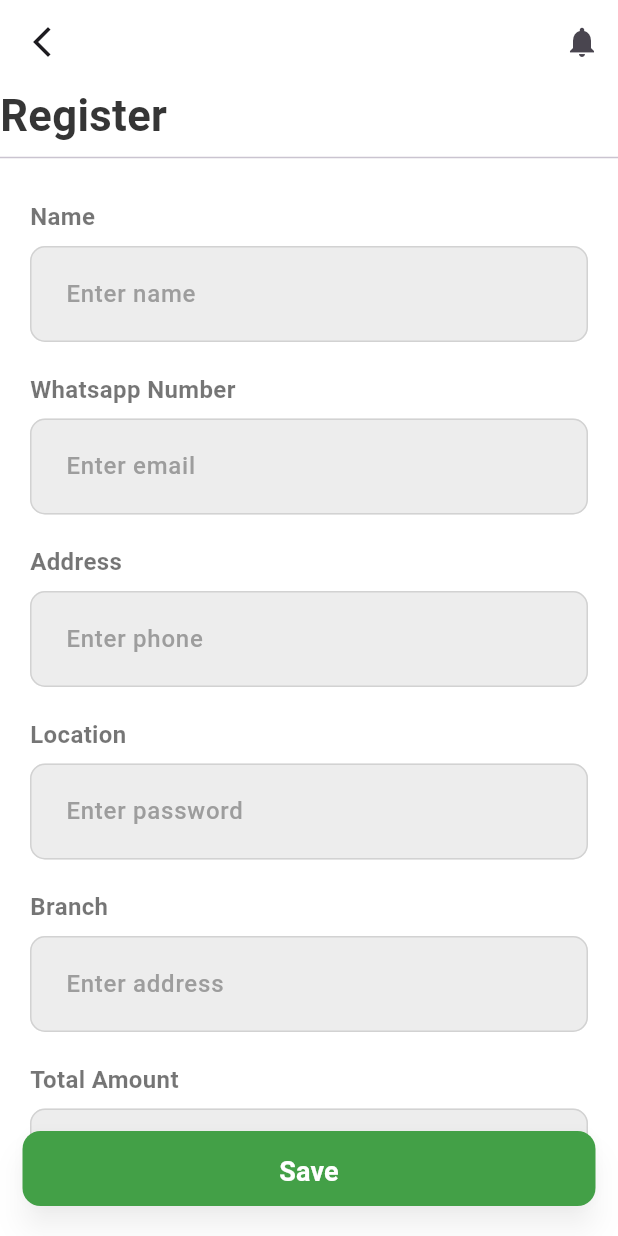
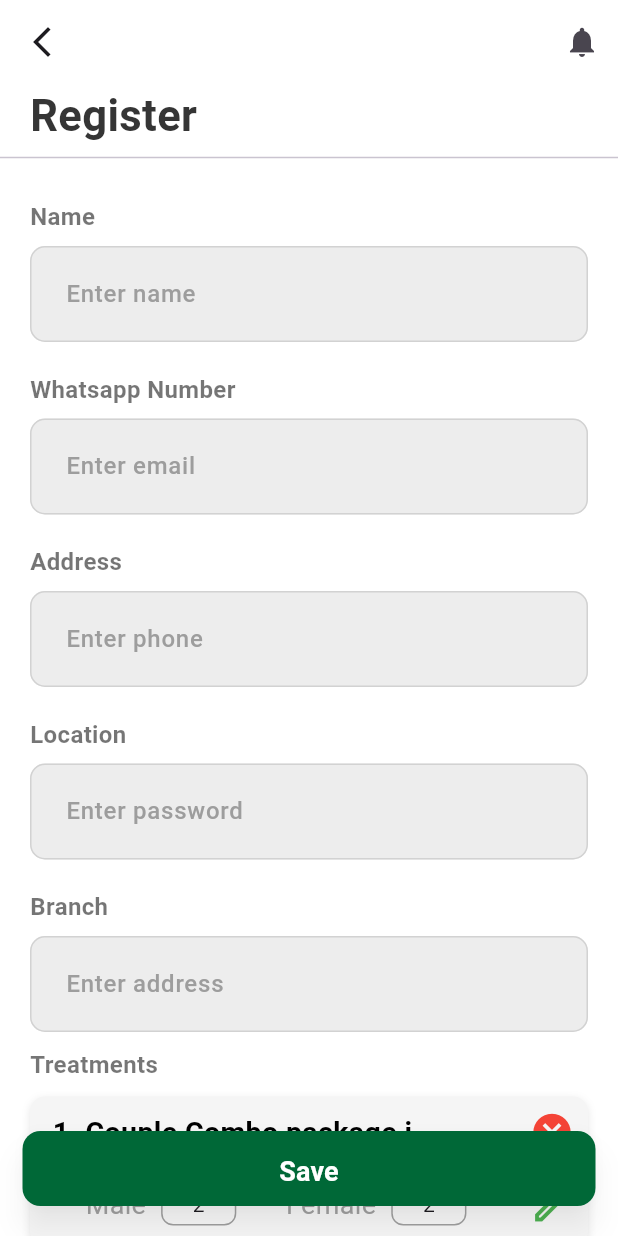
Before and after one commit to adnanpanakkad/Ayur_Care, a Flutter app: the HomeScreen screen opened directly, after a tap on "Register Now", on a phone screen of 412 x 824 dp. Run offline on Flutter 3.47's test engine with Material 3 defaults, Android fonts, the phone set to English and light mode, and no system bars; Roboto replaces fonts that are missing (Urbanist).

Commit message:
(update): design register screen layout

```diff
--- a/lib/screens/home_screen.dart
+++ b/lib/screens/home_screen.dart
@@ -1,6 +1,8 @@
 import 'package:ayur_care/screens/register_screen.dart';
 import 'package:ayur_care/utils/app_colors.dart';
+import 'package:ayur_care/utils/app_text_styles.dart';
 import 'package:ayur_care/widgets/common/custom_appbar.dart';
+import 'package:ayur_care/widgets/home/drop_down.dart';
 import 'package:ayur_care/widgets/home/homecard.dart';
 import 'package:ayur_care/widgets/login/custom_buttom.dart';
 import 'package:flutter/material.dart';
@@ -40,30 +42,41 @@ class HomeScreen extends StatelessWidget {
                         ),
                         // Search button as a container
                         Container(
-                          padding: const EdgeInsets.all(12),
+                            height: 48,
+                            width: 100,
+                            //padding: const EdgeInsets.all(12),
                             margin: const EdgeInsets.only(left: 8),
                             decoration: BoxDecoration(
-                            color:
-                                Appcolor.buttonColor, // Button background color
+                              color: Appcolor
+                                  .buttonColor, // Button background color
                               borderRadius:
                                   BorderRadius.circular(8), // Rounded corners
                             ),
-                          child: GestureDetector(
-                            onTap: () {
-                              // Handle search action here
-                            },
-                            child: const Icon(
-                              Icons.search,
-                              color: Colors.white, // Icon color
-                            ),
-                          ),
-                        ),
+                            child: TextButton(
+                                onPressed: () {},
+                                child: const Text(
+                                  'search',
+                                  style:
+                                      TextStyle(color: Appcolor.primaryColor),
+                                ))),
                       ],
                     ),
                     const SizedBox(height: 20),
-
+                    const Row(
+                      mainAxisAlignment: MainAxisAlignment.spaceBetween,
+                      children: [
+                        Text(
+                          'Sort by:',
+                          style: CustomTextStyle.buttonTextStyle,
+                        ),
+                        DropdownButtons(),
+                      ],
+                    ),
+                    const Divider(),
                     // Cards in the body
-                    const Column(
+                    const Padding(
+                      padding: EdgeInsets.only(left: 10, right: 10),
+                      child: Column(
                         children: [
                           Homecard(
                             date: '12.10.2003',
@@ -79,6 +92,7 @@ class HomeScreen extends StatelessWidget {
                           ),
                         ],
                       ),
+                    ),
                   ],
                 ),
               ),
@@ -91,8 +105,10 @@ class HomeScreen extends StatelessWidget {
             child: CustomButton(
               text: 'Register Now',
               onTap: () {
-                Navigator.push(context,
-                    MaterialPageRoute(builder: (context) => RegisterScreen()));
+                Navigator.push(
+                    context,
+                    MaterialPageRoute(
+                        builder: (context) => const RegisterScreen()));
               },
             ),
           ),
--- a/lib/screens/login_screen.dart
+++ b/lib/screens/login_screen.dart
@@ -66,10 +66,10 @@ class LoginScreen extends StatelessWidget {
                                 // loginController.loginUser(context);
                                 Navigator.of(context).push(
                                   MaterialPageRoute(
-                                      builder: (context) => HomeScreen()),
+                                      builder: (context) => const HomeScreen()),
                                 );
                               }),
-                          const SizedBox(height: 70),
+                          const SizedBox(height: 50),
                           CustomTextStyle.getDoctorDescription(),
                         ],
                       ),
--- a/lib/screens/register_screen.dart
+++ b/lib/screens/register_screen.dart
@@ -1,9 +1,11 @@
 import 'package:ayur_care/utils/app_colors.dart';
 import 'package:ayur_care/utils/app_text_styles.dart';
 import 'package:ayur_care/widgets/common/custom_appbar.dart';
-import 'package:ayur_care/widgets/home/radio_button.dart';
+import 'package:ayur_care/widgets/home/drop_down.dart';
+import 'package:ayur_care/widgets/register/radio_button.dart';
 import 'package:ayur_care/widgets/login/custom_buttom.dart';
 import 'package:ayur_care/widgets/login/custom_textfeid.dart';
+import 'package:ayur_care/widgets/register/treatment_picker.dart';
 import 'package:flutter/material.dart';
 
 class RegisterScreen extends StatelessWidget {
@@ -21,9 +23,12 @@ class RegisterScreen extends StatelessWidget {
             child: Column(
               crossAxisAlignment: CrossAxisAlignment.start,
               children: [
-                Text(
-                  'Register',
-                  style: CustomTextStyle.highboldTxtStyle,
+                Padding(
+                  padding: EdgeInsets.symmetric(horizontal: 20.0),
+                  child: Text(
+                    'Register',
+                    style: CustomTextStyle.highboldTxtStyle,
+                  ),
                 ),
                 Divider(),
                 SizedBox(height: 10),
@@ -43,25 +48,25 @@ class RegisterScreen extends StatelessWidget {
                           hintText: 'Enter password', labelText: 'Location'),
                       CustomTextfield(
                           hintText: 'Enter address', labelText: 'Branch'),
-                      CustomTextfield(
-                          hintText: 'Enter city', labelText: 'Total Amount'),
-                      CustomTextfield(
-                          hintText: 'Enter state',
-                          labelText: 'Discount Amount'),
+                      Text(
+                        'Treatments',
+                        style: CustomTextStyle.textFieldlabelstyle,
+                      ),
+                      TreatmentPicker(),
+                      CustomTextfield(labelText: 'Total Amount'),
+                      CustomTextfield(labelText: 'Discount Amount'),
                       Text(
                         'Payment Option',
                         style: CustomTextStyle.textFieldlabelstyle,
                       ),
                       RadioButton(),
-                      CustomTextfield(
-                          hintText: 'Enter zip code',
-                          labelText: 'Advance Amount'),
-                      CustomTextfield(
-                          hintText: 'Enter country',
-                          labelText: 'Balance Amount'),
-                      CustomTextfield(
-                          hintText: 'Enter profession',
-                          labelText: 'Treatment Date'),
+                      CustomTextfield(labelText: 'Advance Amount'),
+                      CustomTextfield(labelText: 'Balance Amount'),
+                      Row(
+                        children: [
+                          DropdownButtons(),
+                        ],
+                      ),
                       SizedBox(height: 80),
                     ],
                   ),
--- a/lib/screens/splash_screen.dart
+++ b/lib/screens/splash_screen.dart
@@ -16,7 +16,7 @@ class _SplashScreenState extends State<SplashScreen> {
   }
 
   void _navigateToHome() async {
-    await Future.delayed(const Duration(seconds: 2)); // Splash duration
+    await Future.delayed(const Duration(seconds: 3)); // Splash duration
     Navigator.pushReplacement(
       context,
       MaterialPageRoute(builder: (context) => LoginScreen()),
--- a/lib/utils/app_colors.dart
+++ b/lib/utils/app_colors.dart
@@ -2,5 +2,5 @@ import 'package:flutter/material.dart';
 
 class Appcolor {
   static const Color primaryColor = Colors.white;
-  static  Color buttonColor = Colors.green.shade600;
+  static Color buttonColor = const Color(0xFF006837);
 }
--- a/lib/utils/app_text_styles.dart
+++ b/lib/utils/app_text_styles.dart
@@ -6,8 +6,8 @@ class CustomTextStyle {
   static const TextStyle buttonTextStyle = TextStyle(
       fontSize: 17, fontWeight: FontWeight.w600, fontFamily: "Urbanist");
   static const TextStyle containerTextStyle = TextStyle(
-      color: Colors.grey,
-      fontSize: 17,
+      color: Colors.black,
+      fontSize: 19,
       fontWeight: FontWeight.w600,
       fontFamily: "Urbanist");
 
@@ -32,9 +32,9 @@ class CustomTextStyle {
       fontWeight: FontWeight.w500,
       fontFamily: "Urbanist");
   static const TextStyle textFieldlabelstyle = TextStyle(
-      color: Colors.black54,
+      color: Color.fromARGB(137, 0, 0, 0),
       fontSize: 16,
-      fontWeight: FontWeight.w500,
+      fontWeight: FontWeight.bold,
       fontFamily: "Urbanist");
   static getDoctorDescription() {
     return const Text.rich(
--- /dev/null
+++ b/lib/widgets/home/drop_down.dart
@@ -0,0 +1,51 @@
+import 'package:flutter/material.dart';
+
+class DropdownButtons extends StatelessWidget {
+  const DropdownButtons({super.key});
+
+  @override
+  Widget build(BuildContext context) {
+    List<String> options = <String>['One', 'Two', 'Three', 'Four'];
+    String dropdownValue = 'One';
+
+    return Container(
+      width: 200,
+      decoration: BoxDecoration(
+        color: Colors.white,
+        borderRadius: BorderRadius.circular(30),
+        border: Border.all(
+          color: Colors.grey, // Border color
+          width: 1.0, // Border width
+        ),
+      ),
+      padding: const EdgeInsets.symmetric(horizontal: 10),
+      child: DropdownButton<String>(
+        value: dropdownValue,
+        onChanged: (String? value) {
+          // Since it's a StatelessWidget, you would typically handle state in a parent widget or via a controller
+        },
+        underline: const SizedBox(),
+        isExpanded: true,
+        style: const TextStyle(color: Colors.black),
+        dropdownColor: Colors.white,
+        icon: const Icon(Icons.keyboard_arrow_down, color: Colors.black),
+        selectedItemBuilder: (BuildContext context) {
+          return options.map((String value) {
+            return Align(
+              alignment: Alignment.centerLeft,
+              child: Text(
+                dropdownValue,
+              ),
+            );
+          }).toList();
+        },
+        items: options.map<DropdownMenuItem<String>>((String value) {
+          return DropdownMenuItem<String>(
+            value: value,
+            child: Text(value),
+          );
+        }).toList(),
+      ),
+    );
+  }
+}
--- a/lib/widgets/home/homecard.dart
+++ b/lib/widgets/home/homecard.dart
@@ -1,6 +1,5 @@
 import 'package:ayur_care/screens/booking_detail_screen.dart';
-import 'package:ayur_care/screens/register_screen.dart';
-import 'package:ayur_care/widgets/home/popup.dart';
+import 'package:ayur_care/utils/app_colors.dart';
 import 'package:flutter/material.dart';
 
 class Homecard extends StatelessWidget {
@@ -19,13 +18,13 @@ class Homecard extends StatelessWidget {
   @override
   Widget build(BuildContext context) {
     return Card(
-      color: Colors.white10,
+      color: const Color(0xFFF1F1F1),
       shape: RoundedRectangleBorder(
         borderRadius: BorderRadius.circular(15.0),
       ),
       elevation: 1,
       child: Padding(
-        padding: const EdgeInsets.all(16.0),
+        padding: const EdgeInsets.all(10.0),
         child: Column(
           mainAxisSize: MainAxisSize.min,
           children: [
@@ -47,7 +46,8 @@ class Homecard extends StatelessWidget {
                         padding: const EdgeInsets.only(left: 15.0),
                         child: Text(
                           content!,
-                          style: const TextStyle(
+                          style: TextStyle(
+                            color: Appcolor.buttonColor,
                             fontSize: 18,
                           ),
                         ),
@@ -65,11 +65,19 @@ class Homecard extends StatelessWidget {
                 children: [
                   Row(
                     children: [
-                      const Icon(Icons.calendar_today, size: 16),
+                      const Icon(
+                        Icons.calendar_today_rounded,
+                        size: 16,
+                        color: Colors.red,
+                      ),
                       const SizedBox(width: 5),
                       Text(date!),
                       const SizedBox(width: 40),
-                      const Icon(Icons.group, size: 16),
+                      const Icon(
+                        Icons.group_outlined,
+                        size: 16,
+                        color: Colors.red,
+                      ),
                       const SizedBox(width: 5),
                       Text(time!),
                     ],
@@ -77,26 +85,28 @@ class Homecard extends StatelessWidget {
                 ],
               ),
             ),
-            const SizedBox(height: 20),
+            Column(
+              children: [
+                Divider(),
                 Row(
+                  mainAxisAlignment: MainAxisAlignment.spaceBetween,
                   children: [
-                Expanded(
-                  child: ElevatedButton(
-                    onPressed: () async {
+                    Text('View Booking details'),
+                    IconButton(
+                        onPressed: () {
                           Navigator.push(
                               context,
                               MaterialPageRoute(
                                   builder: (context) => BookingDetailScreen()));
                         },
-                    style: ElevatedButton.styleFrom(
-                      foregroundColor: Colors.black,
-                      backgroundColor: Colors.grey[300],
-                    ),
-                    child: const Text('Cancel'),
-                  ),
-                ),
+                        icon: Icon(
+                          Icons.arrow_forward_ios_outlined,
+                          color: Appcolor.buttonColor,
+                        )),
                   ],
-            ),
+                )
+              ],
+            )
           ],
         ),
       ),
--- a/lib/widgets/home/radio_button.dart
+++ b/lib/widgets/register/radio_button.dart
@@ -13,7 +13,6 @@ class _RadioButtonState extends State<RadioButton> {
   @override
   Widget build(BuildContext context) {
     return Row(
-      mainAxisAlignment: MainAxisAlignment.spaceBetween, // Space buttons evenly
       children: [
         Expanded(
           child: RadioListTile<String>(
@@ -25,31 +24,33 @@ class _RadioButtonState extends State<RadioButton> {
                 _selectedValue = value!;
               });
             },
+            contentPadding: EdgeInsets.zero, // Removes extra padding
           ),
         ),
-        SizedBox(width: 10),
         Expanded(
           child: RadioListTile<String>(
-            title: const Text('card'),
-            value: 'card',
+            title: const Text('Card'),
+            value: 'Card',
             groupValue: _selectedValue,
             onChanged: (value) {
               setState(() {
                 _selectedValue = value!;
               });
             },
+            contentPadding: EdgeInsets.zero, // Removes extra padding
           ),
         ),
         Expanded(
           child: RadioListTile<String>(
-            title: const Text('Upi'),
-            value: 'Upi',
+            title: const Text('UPI'),
+            value: 'UPI',
             groupValue: _selectedValue,
             onChanged: (value) {
               setState(() {
                 _selectedValue = value!;
               });
             },
+            contentPadding: EdgeInsets.zero, // Removes extra padding
           ),
         ),
       ],
--- /dev/null
+++ b/lib/widgets/register/treatment_picker.dart
@@ -0,0 +1,126 @@
+import 'package:ayur_care/utils/app_text_styles.dart';
+import 'package:flutter/material.dart';
+
+class TreatmentPicker extends StatelessWidget {
+  const TreatmentPicker({super.key});
+
+  @override
+  Widget build(BuildContext context) {
+    return Column(
+      crossAxisAlignment: CrossAxisAlignment.start,
+      children: [
+        const SizedBox(height: 10),
+        SizedBox(
+          height: 100,
+          child: Container(
+            decoration: BoxDecoration(
+              color: Colors.grey.shade100,
+              borderRadius: BorderRadius.circular(10),
+              boxShadow: [
+                BoxShadow(
+                  color: Colors.black.withOpacity(0.1),
+                  blurRadius: 4,
+                  offset: const Offset(0, 2),
+                ),
+              ],
+            ),
+            child: Column(
+              children: [
+                Row(
+                  children: [
+                    Padding(
+                      padding: const EdgeInsets.only(left: 15),
+                      child: const Text('1. Couple Combo package i...',
+                          style: CustomTextStyle.containerTextStyle),
+                    ),
+                    const Spacer(),
+                    IconButton(
+                      onPressed: () {},
+                      icon:
+                          const Icon(Icons.cancel, size: 30, color: Colors.red),
+                    ),
+                  ],
+                ),
+                Row(
+                  mainAxisAlignment: MainAxisAlignment.spaceBetween,
+                  children: [
+                    Padding(
+                      padding: const EdgeInsets.only(left: 37.0),
+                      child: Row(
+                        children: [
+                          const Text(
+                            'Male',
+                            style: TextStyle(color: Colors.grey, fontSize: 18),
+                          ),
+                          const SizedBox(
+                            width: 10,
+                          ),
+                          Container(
+                            padding: const EdgeInsets.symmetric(
+                                horizontal: 20, vertical: 3),
+                            decoration: BoxDecoration(
+                              border: Border.all(color: Colors.grey),
+                              borderRadius: BorderRadius.circular(8),
+                            ),
+                            child: const Text('2'),
+                          ),
+                        ],
+                      ),
+                    ),
+                    Padding(
+                      padding: const EdgeInsets.only(right: 0),
+                      child: Row(
+                        children: [
+                          const Text(
+                            'Female',
+                            style: TextStyle(color: Colors.grey, fontSize: 18),
+                          ),
+                          const SizedBox(
+                            width: 10,
+                          ),
+                          Container(
+                            padding: const EdgeInsets.symmetric(
+                                horizontal: 20, vertical: 3),
+                            decoration: BoxDecoration(
+                              border: Border.all(color: Colors.grey),
+                              borderRadius: BorderRadius.circular(8),
+                            ),
+                            child: const Text('2'),
+                          ),
+                        ],
+                      ),
+                    ),
+                    IconButton(
+                      onPressed: () {},
+                      icon: const Icon(Icons.edit_outlined,
+                          size: 30, color: Colors.green),
+                    ),
+                  ],
+                ),
+              ],
+            ),
+          ),
+        ),
+        const SizedBox(height: 16),
+        SizedBox(
+          height: 55,
+          child: ElevatedButton(
+            style: ElevatedButton.styleFrom(
+              backgroundColor: Colors.green.shade100,
+              shape: RoundedRectangleBorder(
+                borderRadius: BorderRadius.circular(8),
+              ),
+            ),
+            onPressed: () {},
+            child: const Center(
+              child: Text(
+                '+ Add Treatments',
+                style: TextStyle(color: Colors.black),
+              ),
+            ),
+          ),
+        ),
+      ],
+    );
+  }
+}
--- a/pubspec.yaml
+++ b/pubspec.yaml
@@ -36,6 +36,7 @@ dependencies:
   # Use with the CupertinoIcons class for iOS style icons.
   cupertino_icons: ^1.0.8
   provider: ^6.1.2
+  http: ^1.2.2
 
 dev_dependencies:
   flutter_test:
```
Also changed, not shown: lib/widgets/login/custom_textfeid.dart (line endings or trailing spaces), lib/widgets/register/popup.dart (renamed from lib/widgets/home/popup.dart), pubspec.lock. Lines whose indentation alone changed are shown as unchanged.
